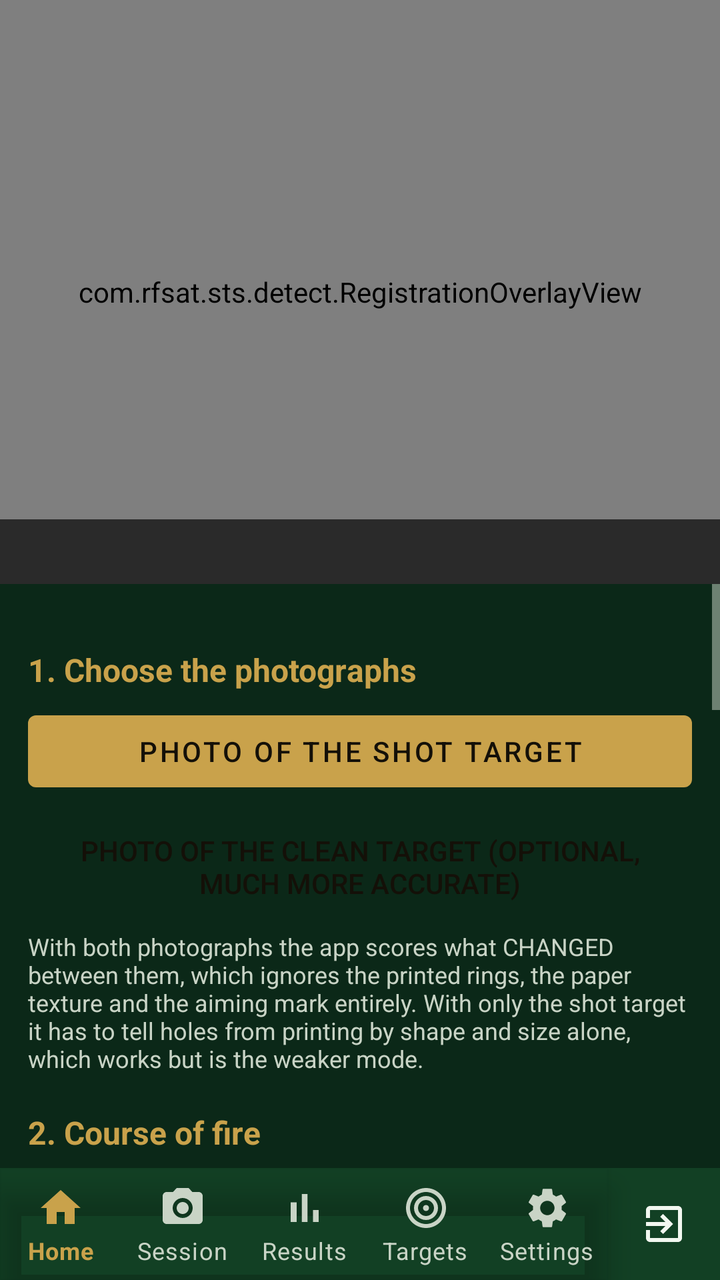
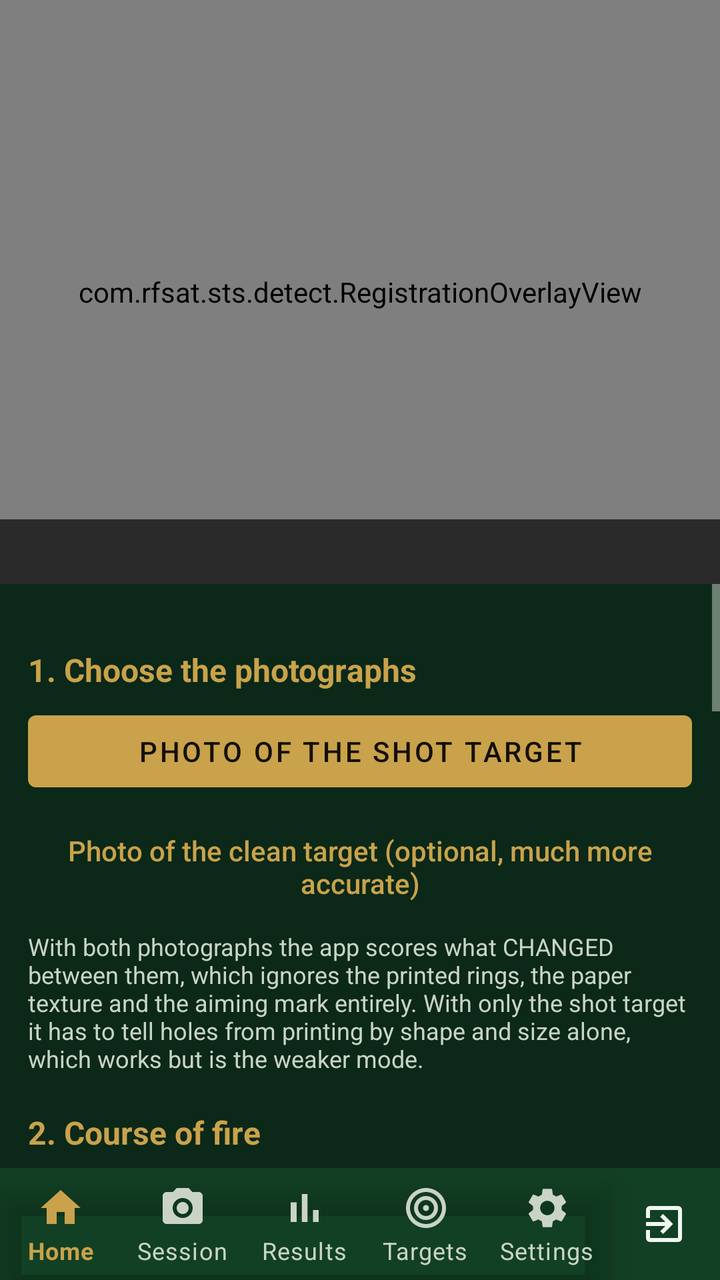

An Android layout rendered at two revisions. The XML below is the earlier revision; the diff shows what the commit changed to produce the second picture.
<!-- AndroidManifest.xml: application theme Theme.STS -->
<!-- res/layout/activity_import.xml -->
<?xml version="1.0" encoding="utf-8"?>
<LinearLayout xmlns:android="http://schemas.android.com/apk/res/android"
    android:layout_width="match_parent"
    android:layout_height="match_parent"
    android:orientation="vertical">

    <FrameLayout
        android:layout_width="match_parent"
        android:layout_height="0dp"
        android:layout_weight="1"
        android:background="#000000">

        
        <ImageView
            android:id="@+id/image"
            android:layout_width="match_parent"
            android:layout_height="match_parent"
            android:scaleType="fitCenter"
            android:contentDescription="The photographed target" />

        <com.rfsat.sts.detect.RegistrationOverlayView
            android:id="@+id/overlay"
            android:layout_width="match_parent"
            android:layout_height="match_parent" />

        <TextView
            android:id="@+id/tvStatus"
            android:layout_width="match_parent"
            android:layout_height="wrap_content"
            android:layout_gravity="bottom"
            android:background="#AA000000"
            android:padding="8dp"
            android:textColor="#FFFFFF"
            android:textSize="12sp"
            android:maxLines="5" />
    </FrameLayout>

    <ScrollView
        android:layout_width="match_parent"
        android:layout_height="0dp"
        android:layout_weight="1">

        <LinearLayout
            android:layout_width="match_parent"
            android:layout_height="wrap_content"
            android:orientation="vertical"
            android:padding="14dp">

            <TextView style="@style/Sts.SectionHeading" android:text="1. Choose the photographs" />

            <Button android:id="@+id/btnPickShot"
                android:layout_width="match_parent" android:layout_height="wrap_content"
                android:text="Photo of the shot target" />

            <Button android:id="@+id/btnPickClean"
                android:layout_width="match_parent" android:layout_height="wrap_content"
                android:layout_marginTop="6dp"
                style="?android:attr/borderlessButtonStyle"
                android:text="Photo of the clean target (optional, much more accurate)" />

            <TextView
                android:layout_width="match_parent" android:layout_height="wrap_content"
                android:textSize="12sp"
                android:layout_marginTop="4dp"
                android:textColor="?android:attr/textColorSecondary"
                android:text="With both photographs the app scores what CHANGED between them, which ignores the printed rings, the paper texture and the aiming mark entirely. With only the shot target it has to tell holes from printing by shape and size alone, which works but is the weaker mode." />

            <TextView style="@style/Sts.SectionHeading" android:text="2. Course of fire" />

            <TextView style="@style/Sts.FieldLabel" android:text="Rules" />
            <Spinner android:id="@+id/spRules"
                android:layout_width="match_parent" android:layout_height="wrap_content" />

            <TextView style="@style/Sts.FieldLabel" android:text="Target face" />
            <Spinner android:id="@+id/spTarget"
                android:layout_width="match_parent" android:layout_height="wrap_content" />

            <TextView android:id="@+id/lblDistance" style="@style/Sts.FieldLabel" android:text="Distance" />
            <EditText android:id="@+id/etDistance"
                android:layout_width="match_parent" android:layout_height="wrap_content"
                android:inputType="numberDecimal"
                android:autofillHints="" />

            <TextView style="@style/Sts.SectionHeading" android:text="3. Register the target" />

            <Button android:id="@+id/btnAutoDetect"
                android:layout_width="match_parent" android:layout_height="wrap_content"
                android:text="Auto-detect the target" />

            <TextView
                android:layout_width="match_parent" android:layout_height="wrap_content"
                android:textSize="12sp"
                android:layout_marginTop="6dp"
                android:textColor="?android:attr/textColorSecondary"
                android:text="The app finds the black centre and draws a square box around the scoring area. Check it, then drag the top-left or bottom-right handle to adjust, or drag the middle to move it. The dashed circle is what the box actually measures." />

            <CheckBox android:id="@+id/cbCornerMode"
                android:layout_width="match_parent" android:layout_height="wrap_content"
                android:layout_marginTop="4dp"
                android:text="Photo taken at an angle — register by tapping the four card corners instead" />

            <LinearLayout
                android:layout_width="match_parent" android:layout_height="wrap_content"
                android:orientation="horizontal" android:layout_marginTop="8dp">
                <Button android:id="@+id/btnRegister"
                    android:layout_width="0dp" android:layout_weight="1"
                    android:layout_height="wrap_content" android:text="Register" />
                <Button android:id="@+id/btnUndoCorner"
                    android:layout_width="0dp" android:layout_weight="1"
                    android:layout_height="wrap_content" android:text="Reset"
                    style="?android:attr/borderlessButtonStyle" />
            </LinearLayout>


            <TextView style="@style/Sts.SectionHeading" android:text="Tilt and rotation" />

            <TextView
                android:layout_width="match_parent" android:layout_height="wrap_content"
                android:textSize="12sp"
                android:textColor="?android:attr/textColorSecondary"
                android:text="Match the dashed outline to the rings. Rotation turns the target in the picture; the two tilts lean it away from the camera, one about each axis. If the outline gets worse, drag the slider the other way — a symmetric mark cannot say which way a target leans, so the starting guess picks a side." />

            <TextView android:id="@+id/lblRotation" style="@style/Sts.FieldLabel" android:text="Rotation" />
            <SeekBar android:id="@+id/sbRotation"
                android:layout_width="match_parent" android:layout_height="wrap_content"
                android:max="180" android:progress="90" />

            <TextView android:id="@+id/lblTiltX" style="@style/Sts.FieldLabel" android:text="Horizontal tilt" />
            <SeekBar android:id="@+id/sbTiltX"
                android:layout_width="match_parent" android:layout_height="wrap_content"
                android:max="160" android:progress="80" />

            <TextView android:id="@+id/lblTiltY" style="@style/Sts.FieldLabel" android:text="Vertical tilt" />
            <SeekBar android:id="@+id/sbTiltY"
                android:layout_width="match_parent" android:layout_height="wrap_content"
                android:max="160" android:progress="80" />

            <LinearLayout
                android:layout_width="match_parent" android:layout_height="wrap_content"
                android:orientation="horizontal">
                <Button android:id="@+id/btnApplyTilt"
                    android:layout_width="0dp" android:layout_weight="1"
                    android:layout_height="wrap_content"
                    style="?android:attr/borderlessButtonStyle"
                    android:text="Apply estimated tilt" />
                <Button android:id="@+id/btnResetTilt"
                    android:layout_width="0dp" android:layout_weight="1"
                    android:layout_height="wrap_content"
                    style="?android:attr/borderlessButtonStyle"
                    android:text="Reset tilt" />
            </LinearLayout>

            <TextView style="@style/Sts.SectionHeading" android:text="4. Score" />

            <CheckBox android:id="@+id/cbReplace"
                android:layout_width="match_parent" android:layout_height="wrap_content"
                android:checked="true"
                android:text="Replace the shots already in this session" />

            <Button android:id="@+id/btnClearShots"
                android:layout_width="match_parent" android:layout_height="wrap_content"
                android:layout_marginTop="6dp"
                style="?android:attr/borderlessButtonStyle"
                android:text="Clear all recorded shots" />

            <Button android:id="@+id/btnDetect"
                android:layout_width="match_parent" android:layout_height="wrap_content"
                android:text="Detect the hits and score them" />

            <TextView android:id="@+id/tvResult"
                style="@style/Sts.Value"
                android:layout_marginTop="10dp"
                android:textSize="13sp" />

            <TextView android:id="@+id/hdrDistribution" style="@style/Sts.SectionHeading"
                android:visibility="gone"
                android:text="Shot distribution" />
            <com.rfsat.sts.ui.ScoreHistogramView
                android:id="@+id/histogram"
                android:layout_width="match_parent"
                android:layout_height="wrap_content"
                android:layout_marginTop="6dp" />

            <Button android:id="@+id/btnResults"
                android:layout_width="match_parent" android:layout_height="wrap_content"
                android:layout_marginTop="12dp"
                android:text="Open the full results" />

        </LinearLayout>
    </ScrollView>

    <include layout="@layout/include_bottom_nav" />

</LinearLayout>
<!-- res/layout/include_bottom_nav.xml (included above) -->
<?xml version="1.0" encoding="utf-8"?>
<LinearLayout xmlns:android="http://schemas.android.com/apk/res/android"
    xmlns:app="http://schemas.android.com/apk/res-auto"
    android:layout_width="match_parent"
    android:layout_height="wrap_content"
    android:orientation="horizontal"
    android:background="?attr/colorSurface">

    <com.google.android.material.bottomnavigation.BottomNavigationView
        android:id="@+id/bottomNav"
        android:layout_width="0dp"
        android:layout_weight="1"
        android:layout_height="wrap_content"
        android:background="@android:color/transparent"
        app:itemIconTint="@color/bottom_nav_item"
        app:itemTextColor="@color/bottom_nav_item"
        app:labelVisibilityMode="labeled"
        app:menu="@menu/bottom_nav_menu" />

    <LinearLayout
        android:id="@+id/btnExit"
        android:layout_width="56dp"
        android:layout_height="match_parent"
        android:orientation="vertical"
        android:gravity="center"
        android:background="?attr/selectableItemBackgroundBorderless"
        android:contentDescription="@string/nav_exit">

        
        <ImageView
            android:layout_width="24dp"
            android:layout_height="24dp"
            android:src="@drawable/ic_nav_exit"
            app:tint="?android:attr/textColorPrimary"
            android:importantForAccessibility="no" />
    </LinearLayout>
</LinearLayout>
<!-- resources referenced by this layout -->
<resources>
  <!-- drawable ic_nav_exit (drawable) -->
  <vector xmlns:android="http://schemas.android.com/apk/res/android"
      android:width="24dp" android:height="24dp"
      android:viewportWidth="24" android:viewportHeight="24">
      <path android:fillColor="@android:color/white" android:pathData="M10.09,15.59L11.5,17l5,-5 -5,-5 -1.41,1.41L12.67,11H3v2h9.67l-2.58,2.59zM19,3H5c-1.11,0 -2,0.9 -2,2v4h2V5h14v14H5v-4H3v4c0,1.1 0.89,2 2,2h14c1.1,0 2,-0.9 2,-2V5c0,-1.1 -0.9,-2 -2,-2z" />
  </vector>
  <string name="nav_exit">Exit</string>
  <style name="Sts.FieldLabel" parent="">
          <item name="android:layout_width">match_parent</item>
          <item name="android:layout_height">wrap_content</item>
          <item name="android:textSize">13sp</item>
          <item name="android:layout_marginTop">8dp</item>
          <item name="android:textColor">?android:attr/textColorSecondary</item>
      </style>
  <style name="Sts.SectionHeading" parent="">
          <item name="android:layout_width">match_parent</item>
          <item name="android:layout_height">wrap_content</item>
          <item name="android:textSize">16sp</item>
          <item name="android:textStyle">bold</item>
          <item name="android:layout_marginTop">18dp</item>
          <item name="android:layout_marginBottom">6dp</item>
          <item name="android:textColor">?attr/colorAccent</item>
      </style>
  <style name="Sts.Value" parent="">
          <item name="android:layout_width">match_parent</item>
          <item name="android:layout_height">wrap_content</item>
          <item name="android:textSize">14sp</item>
      </style>
  <style name="Theme.STS" parent="Theme.STS.Dark" />
  <style name="Theme.STS.Dark" parent="Theme.STS.Base">
          <item name="android:windowBackground">@color/dark_bg</item>
          <item name="colorSurface">@color/dark_surface</item>
          <item name="colorPrimary">@color/dark_accent</item>
          <item name="colorSecondary">@color/dark_accent</item>
          <item name="colorAccent">@color/dark_accent</item>
          <item name="colorOnPrimary">@color/dark_on_accent</item>
          <item name="colorOnSecondary">@color/dark_on_accent</item>
          <item name="android:colorBackground">@color/dark_surface</item>
          <item name="android:textColorPrimary">@color/dark_text</item>
          <item name="android:textColorSecondary">@color/dark_text_dim</item>
          <item name="android:textColorTertiary">#C9D4C6</item>
          <item name="android:textColorHint">#A6B2A4</item>
          <item name="colorOnSurface">@color/dark_text</item>
          <item name="colorOnBackground">@color/dark_text</item>
      </style>
  <style name="Theme.STS.Base" parent="Theme.MaterialComponents.NoActionBar">
          <item name="android:statusBarColor">@color/dark_bg</item>
      </style>
  <color name="dark_bg">#0B2818</color>
  <color name="dark_surface">#124024</color>
  <color name="dark_accent">#C9A24B</color>
  <color name="dark_on_accent">#141008</color>
  <color name="dark_text">#F2F7F0</color>
  <color name="dark_text_dim">#C9D4C6</color>
</resources>

<!-- the commit's change to res/layout/activity_import.xml (unified diff, before → after) -->
@@ -55,7 +55,7 @@
             <Button android:id="@+id/btnPickClean"
                 android:layout_width="match_parent" android:layout_height="wrap_content"
                 android:layout_marginTop="6dp"
-                style="?android:attr/borderlessButtonStyle"
+                style="@style/Sts.TextButton"
                 android:text="Photo of the clean target (optional, much more accurate)" />
 
             <TextView
@@ -108,7 +108,7 @@
                 <Button android:id="@+id/btnUndoCorner"
                     android:layout_width="0dp" android:layout_weight="1"
                     android:layout_height="wrap_content" android:text="Reset"
-                    style="?android:attr/borderlessButtonStyle" />
+                    style="@style/Sts.TextButton" />
             </LinearLayout>
 
 
@@ -141,12 +141,12 @@
                 <Button android:id="@+id/btnApplyTilt"
                     android:layout_width="0dp" android:layout_weight="1"
                     android:layout_height="wrap_content"
-                    style="?android:attr/borderlessButtonStyle"
+                    style="@style/Sts.TextButton"
                     android:text="Apply estimated tilt" />
                 <Button android:id="@+id/btnResetTilt"
                     android:layout_width="0dp" android:layout_weight="1"
                     android:layout_height="wrap_content"
-                    style="?android:attr/borderlessButtonStyle"
+                    style="@style/Sts.TextButton"
                     android:text="Reset tilt" />
             </LinearLayout>
 
@@ -160,7 +160,7 @@
             <Button android:id="@+id/btnClearShots"
                 android:layout_width="match_parent" android:layout_height="wrap_content"
                 android:layout_marginTop="6dp"
-                style="?android:attr/borderlessButtonStyle"
+                style="@style/Sts.TextButton"
                 android:text="Clear all recorded shots" />
 
             <Button android:id="@+id/btnDetect"
<!-- resource entries referenced after the edit -->
@@ -22,6 +22,11 @@
           <item name="android:layout_marginTop">18dp</item>
           <item name="android:layout_marginBottom">6dp</item>
           <item name="android:textColor">?attr/colorAccent</item>
+      </style>
+  <style name="Sts.TextButton" parent="Widget.AppCompat.Button.Borderless">
+          <item name="android:textColor">?attr/colorAccent</item>
+          <item name="android:textAllCaps">false</item>
+          <item name="android:textSize">14sp</item>
       </style>
   <style name="Sts.Value" parent="">
           <item name="android:layout_width">match_parent</item>
